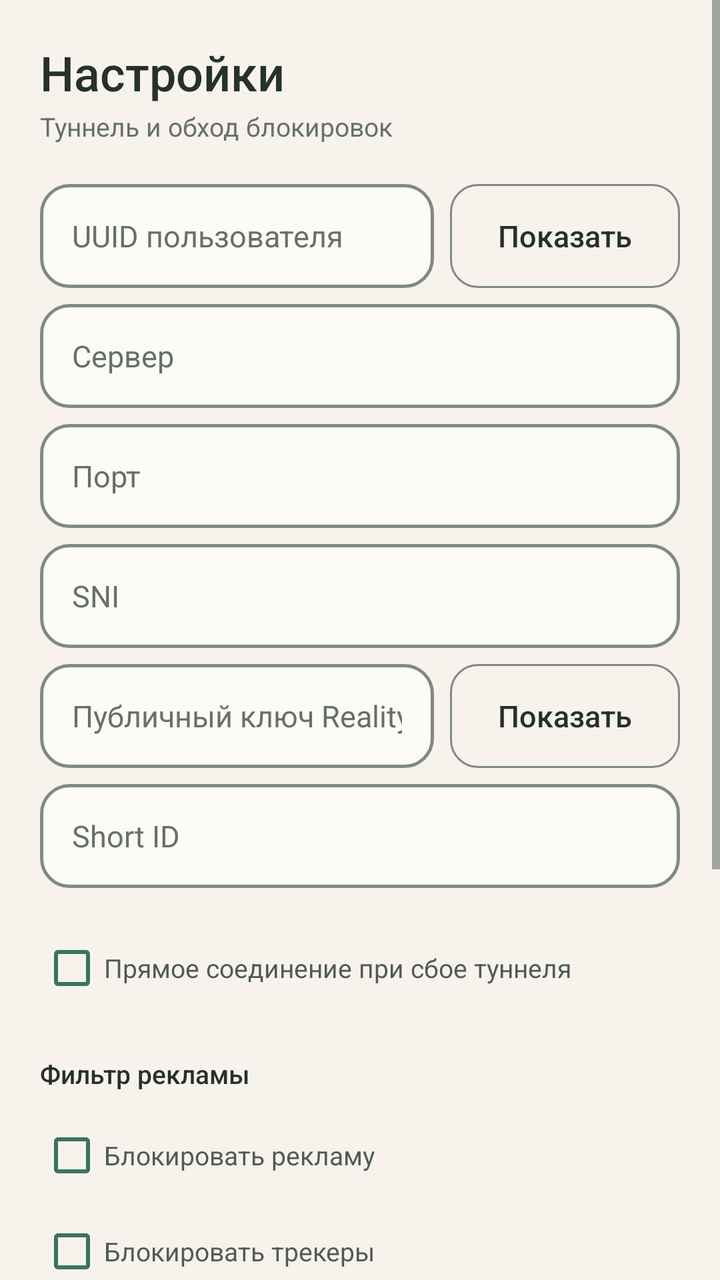
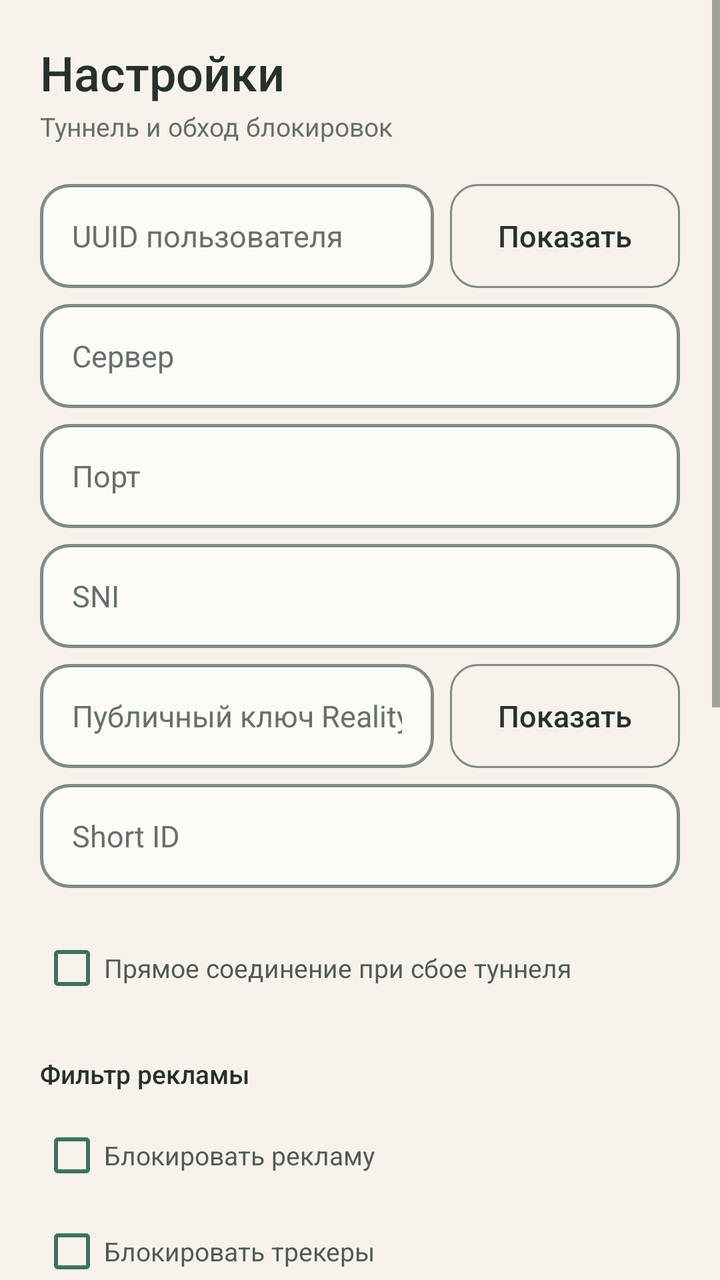

Two renders of the same Android screen: before a commit and after it. Below are the layout's source before the change and the commit's diff.
<!-- AndroidManifest.xml: application theme Theme.Rupas -->
<!-- res/layout/activity_settings.xml -->
<?xml version="1.0" encoding="utf-8"?>
<ScrollView xmlns:android="http://schemas.android.com/apk/res/android"
    xmlns:app="http://schemas.android.com/apk/res-auto"
    android:id="@+id/settingsRoot"
    android:layout_width="match_parent"
    android:layout_height="match_parent"
    android:clipToPadding="false"
    android:fillViewport="true"
    android:background="@color/paper">

    <LinearLayout
        android:layout_width="match_parent"
        android:layout_height="wrap_content"
        android:orientation="vertical"
        android:padding="@dimen/space_l">

        <TextView
            android:layout_width="match_parent"
            android:layout_height="wrap_content"
            android:text="@string/settings_title"
            android:textColor="@color/ink"
            android:textSize="24sp"
            android:fontFamily="sans-serif-medium"
            android:letterSpacing="0" />

        <TextView
            android:layout_width="match_parent"
            android:layout_height="wrap_content"
            android:layout_marginTop="2dp"
            android:layout_marginBottom="@dimen/space_l"
            android:text="@string/settings_subtitle"
            android:textColor="@color/ink_soft"
            android:textSize="13sp"
            android:fontFamily="sans-serif" />

        <LinearLayout
            android:layout_width="match_parent"
            android:layout_height="wrap_content"
            android:orientation="horizontal"
            android:gravity="center_vertical">

            <EditText
                android:id="@+id/etUuid"
                android:layout_width="0dp"
                android:layout_height="52dp"
                android:layout_weight="1"
                android:background="@drawable/bg_input"
                android:hint="@string/hint_uuid"
                android:inputType="text"
                android:paddingStart="@dimen/space_m"
                android:paddingEnd="@dimen/space_m"
                android:fontFamily="sans-serif"
                android:textSize="15sp"
                android:textColor="@color/ink"
                android:textColorHint="@color/ink_soft" />

            <com.google.android.material.button.MaterialButton
                android:id="@+id/btnToggleUuid"
                style="@style/Widget.Rupas.Button.Secondary"
                android:layout_width="wrap_content"
                android:layout_height="@dimen/control_height"
                android:layout_marginStart="@dimen/space_xs"
                android:minWidth="96dp"
                android:text="@string/eye_closed" />
        </LinearLayout>

        <EditText
            android:id="@+id/etServer"
            android:layout_width="match_parent"
            android:layout_height="52dp"
            android:layout_marginTop="@dimen/space_xs"
            android:background="@drawable/bg_input"
            android:hint="@string/hint_server"
            android:inputType="textUri"
            android:paddingStart="@dimen/space_m"
            android:paddingEnd="@dimen/space_m"
            android:fontFamily="sans-serif"
            android:textSize="15sp"
            android:textColor="@color/ink"
            android:textColorHint="@color/ink_soft" />

        <EditText
            android:id="@+id/etPort"
            android:layout_width="match_parent"
            android:layout_height="52dp"
            android:layout_marginTop="@dimen/space_xs"
            android:background="@drawable/bg_input"
            android:hint="@string/hint_port"
            android:inputType="number"
            android:maxLength="5"
            android:paddingStart="@dimen/space_m"
            android:paddingEnd="@dimen/space_m"
            android:fontFamily="sans-serif"
            android:textSize="15sp"
            android:textColor="@color/ink"
            android:textColorHint="@color/ink_soft" />

        <EditText
            android:id="@+id/etSni"
            android:layout_width="match_parent"
            android:layout_height="52dp"
            android:layout_marginTop="@dimen/space_xs"
            android:background="@drawable/bg_input"
            android:hint="@string/hint_sni"
            android:inputType="textUri"
            android:paddingStart="@dimen/space_m"
            android:paddingEnd="@dimen/space_m"
            android:fontFamily="sans-serif"
            android:textSize="15sp"
            android:textColor="@color/ink"
            android:textColorHint="@color/ink_soft" />

        <LinearLayout
            android:layout_width="match_parent"
            android:layout_height="wrap_content"
            android:layout_marginTop="@dimen/space_xs"
            android:orientation="horizontal"
            android:gravity="center_vertical">

            <EditText
                android:id="@+id/etPublicKey"
                android:layout_width="0dp"
                android:layout_height="52dp"
                android:layout_weight="1"
                android:background="@drawable/bg_input"
                android:hint="@string/hint_public_key"
                android:inputType="text"
                android:paddingStart="@dimen/space_m"
                android:paddingEnd="@dimen/space_m"
                android:fontFamily="sans-serif"
                android:textSize="15sp"
                android:textColor="@color/ink"
                android:textColorHint="@color/ink_soft" />

            <com.google.android.material.button.MaterialButton
                android:id="@+id/btnTogglePbk"
                style="@style/Widget.Rupas.Button.Secondary"
                android:layout_width="wrap_content"
                android:layout_height="@dimen/control_height"
                android:layout_marginStart="@dimen/space_xs"
                android:minWidth="96dp"
                android:text="@string/eye_closed" />
        </LinearLayout>

        <EditText
            android:id="@+id/etShortId"
            android:layout_width="match_parent"
            android:layout_height="52dp"
            android:layout_marginTop="@dimen/space_xs"
            android:background="@drawable/bg_input"
            android:hint="@string/hint_short_id"
            android:inputType="text"
            android:paddingStart="@dimen/space_m"
            android:paddingEnd="@dimen/space_m"
            android:fontFamily="sans-serif"
            android:textSize="15sp"
            android:textColor="@color/ink"
            android:textColorHint="@color/ink_soft" />

        <CheckBox
            android:id="@+id/cbFallback"
            android:layout_width="match_parent"
            android:layout_height="wrap_content"
            android:layout_marginTop="@dimen/space_m"
            android:checked="true"
            android:buttonTint="@color/accent"
            android:text="@string/hint_fallback"
            android:textColor="@color/ink_2"
            android:textSize="13sp"
            android:fontFamily="sans-serif"
            android:letterSpacing="0" />

        <TextView
            android:layout_width="match_parent"
            android:layout_height="wrap_content"
            android:layout_marginTop="@dimen/space_l"
            android:text="@string/adblock_section"
            android:textColor="@color/ink"
            android:textSize="13sp"
            android:fontFamily="sans-serif-medium"
            android:letterSpacing="0" />

        <CheckBox
            android:id="@+id/cbBlockAds"
            android:layout_width="match_parent"
            android:layout_height="wrap_content"
            android:layout_marginTop="@dimen/space_xs"
            android:checked="true"
            android:buttonTint="@color/accent"
            android:text="@string/adblock_ads"
            android:textColor="@color/ink_2"
            android:textSize="13sp"
            android:fontFamily="sans-serif"
            android:letterSpacing="0" />

        <CheckBox
            android:id="@+id/cbBlockTrackers"
            android:layout_width="match_parent"
            android:layout_height="wrap_content"
            android:buttonTint="@color/accent"
            android:text="@string/adblock_trackers"
            android:textColor="@color/ink_2"
            android:textSize="13sp"
            android:fontFamily="sans-serif"
            android:letterSpacing="0" />

        <TextView
            android:layout_width="match_parent"
            android:layout_height="wrap_content"
            android:text="@string/adblock_hint"
            android:textColor="@color/ink_soft"
            android:textSize="12sp"
            android:fontFamily="sans-serif" />

        <com.google.android.material.button.MaterialButton
            android:id="@+id/btnImport"
            style="@style/Widget.Rupas.Button.Secondary"
            android:layout_width="match_parent"
            android:layout_height="@dimen/control_height"
            android:layout_marginTop="@dimen/space_l"
            android:text="@string/btn_import" />

        <com.google.android.material.button.MaterialButton
            android:id="@+id/btnSave"
            style="@style/Widget.Rupas.Button.Primary"
            android:layout_width="match_parent"
            android:layout_height="@dimen/control_height"
            android:layout_marginTop="@dimen/space_xs"
            android:text="@string/btn_save" />

        
        <TextView
            android:id="@+id/tvVersion"
            android:layout_width="wrap_content"
            android:layout_height="wrap_content"
            android:layout_marginTop="@dimen/space_l"
            android:fontFamily="sans-serif"
            android:textColor="@color/ink_soft"
            android:textSize="12sp" />

        <com.google.android.material.button.MaterialButton
            android:id="@+id/btnCheckUpdates"
            style="@style/Widget.Rupas.Button.Secondary"
            android:layout_width="match_parent"
            android:layout_height="@dimen/control_height"
            android:layout_marginTop="@dimen/space_xs"
            android:text="@string/update_check_btn" />
    </LinearLayout>
</ScrollView>
<!-- resources referenced by this layout -->
<resources>
  <color name="accent">#3B745E</color>
  <color name="ink">#26312C</color>
  <color name="ink_2">#4F5B55</color>
  <color name="ink_soft">#65706A</color>
  <color name="paper">#F7F3EC</color>
  <dimen name="control_height">52dp</dimen>
  <dimen name="space_l">20dp</dimen>
  <dimen name="space_m">16dp</dimen>
  <dimen name="space_xs">8dp</dimen>
  <!-- drawable bg_input (drawable) -->
  <?xml version="1.0" encoding="utf-8"?>
  <shape xmlns:android="http://schemas.android.com/apk/res/android"
      android:shape="rectangle">
      <solid android:color="@color/paper_2" />
      <stroke
          android:width="1.5dp"
          android:color="@color/field" />
      <corners android:radius="@dimen/radius_input" />
  </shape>
  <string name="adblock_ads">Блокировать рекламу</string>
  <string name="adblock_hint">Блокируются рекламные и трекерные сети. Реклама внутри приложения YouTube и спонсорские сообщения Telegram сетью не отключаются.</string>
  <string name="adblock_section">Фильтр рекламы</string>
  <string name="adblock_trackers">Блокировать трекеры</string>
  <string name="btn_import">Импорт vless://</string>
  <string name="btn_save">Сохранить</string>
  <string name="eye_closed">Показать</string>
  <string name="hint_fallback">Прямое соединение при сбое туннеля</string>
  <string name="hint_port">Порт</string>
  <string name="hint_public_key">Публичный ключ Reality</string>
  <string name="hint_server">Сервер</string>
  <string name="hint_short_id">Short ID</string>
  <string name="hint_sni">SNI</string>
  <string name="hint_uuid">UUID пользователя</string>
  <string name="settings_subtitle">Туннель и обход блокировок</string>
  <string name="settings_title">Настройки</string>
  <string name="update_check_btn">Проверить обновления</string>
  <color name="paper_2">#FDFBF6</color>
  <color name="field">#7F8B84</color>
  <dimen name="radius_input">14dp</dimen>
  <color name="accent_ink">#FAFCF9</color>
  <color name="accent_soft">#DFEDE2</color>
  <color name="paper_3">#EFEAE0</color>
  <color name="rule">#E3DDD2</color>
  <color name="danger">#8A4A42</color>
  <color name="danger_soft">#F7E9E6</color>
  <style name="ThemeOverlay.Rupas.Dialog" parent="ThemeOverlay.Material3.MaterialAlertDialog">
          <item name="colorSurface">@color/paper_2</item>
          <item name="colorOnSurface">@color/ink</item>
          <item name="colorPrimary">@color/accent</item>
          <item name="colorOnPrimary">@color/accent_ink</item>
          <item name="android:textColorPrimary">@color/ink</item>
          <item name="android:textColorHint">@color/ink_soft</item>
      </style>
  <style name="Widget.Rupas.BottomNavIndicator" parent="Widget.Material3.BottomNavigationView.ActiveIndicator">
          <item name="android:color">@color/accent_soft</item>
          <item name="android:width">56dp</item>
          <item name="android:height">30dp</item>
      </style>
  <style name="TextAppearance.Rupas.NavLabel" parent="TextAppearance.Material3.LabelMedium">
          <item name="android:textSize">12sp</item>
          <item name="android:letterSpacing">0</item>
          <item name="android:fontFamily">sans-serif-medium</item>
          <item name="android:textAllCaps">false</item>
      </style>
  <!-- unchanged entries left out for length: 4 -->
</resources>

<!-- the commit's change to res/layout/activity_settings.xml (unified diff, before → after) -->
@@ -220,6 +220,41 @@
             android:layout_marginTop="@dimen/space_l"
             android:text="@string/btn_import" />
 
+        
+        <TextView
+            android:layout_width="wrap_content"
+            android:layout_height="wrap_content"
+            android:layout_marginTop="@dimen/space_l"
+            android:text="@string/qr_section"
+            android:textColor="@color/ink"
+            android:textSize="14sp"
+            android:fontFamily="sans-serif-medium" />
+
+        <TextView
+            android:layout_width="match_parent"
+            android:layout_height="wrap_content"
+            android:layout_marginTop="@dimen/space_xs"
+            android:text="@string/qr_section_hint"
+            android:textColor="@color/ink_soft"
+            android:textSize="12sp"
+            android:fontFamily="sans-serif" />
+
+        <com.google.android.material.button.MaterialButton
+            android:id="@+id/btnShareQr"
+            style="@style/Widget.Rupas.Button.Secondary"
+            android:layout_width="match_parent"
+            android:layout_height="@dimen/control_height"
+            android:layout_marginTop="@dimen/space_s"
+            android:text="@string/btn_share_qr" />
+
+        <com.google.android.material.button.MaterialButton
+            android:id="@+id/btnScanQr"
+            style="@style/Widget.Rupas.Button.Secondary"
+            android:layout_width="match_parent"
+            android:layout_height="@dimen/control_height"
+            android:layout_marginTop="@dimen/space_xs"
+            android:text="@string/btn_scan_qr" />
+
         <com.google.android.material.button.MaterialButton
             android:id="@+id/btnSave"
             style="@style/Widget.Rupas.Button.Primary"
<!-- resource entries referenced after the edit -->
@@ -8,6 +8,7 @@
   <dimen name="control_height">52dp</dimen>
   <dimen name="space_l">20dp</dimen>
   <dimen name="space_m">16dp</dimen>
+  <dimen name="space_s">12dp</dimen>
   <dimen name="space_xs">8dp</dimen>
   <!-- drawable bg_input (drawable) -->
   <?xml version="1.0" encoding="utf-8"?>
@@ -25,6 +26,8 @@
   <string name="adblock_trackers">Блокировать трекеры</string>
   <string name="btn_import">Импорт vless://</string>
   <string name="btn_save">Сохранить</string>
+  <string name="btn_scan_qr">Импорт из QR</string>
+  <string name="btn_share_qr">Показать QR конфигурации</string>
   <string name="eye_closed">Показать</string>
   <string name="hint_fallback">Прямое соединение при сбое туннеля</string>
   <string name="hint_port">Порт</string>
@@ -33,6 +36,8 @@
   <string name="hint_short_id">Short ID</string>
   <string name="hint_sni">SNI</string>
   <string name="hint_uuid">UUID пользователя</string>
+  <string name="qr_section">Перенос настройки на другое устройство</string>
+  <string name="qr_section_hint">QR содержит каналы, правила маршрутизации, правила по приложениям и фильтр рекламы — всё, кроме файла geoip.</string>
   <string name="settings_subtitle">Туннель и обход блокировок</string>
   <string name="settings_title">Настройки</string>
   <string name="update_check_btn">Проверить обновления</string>
